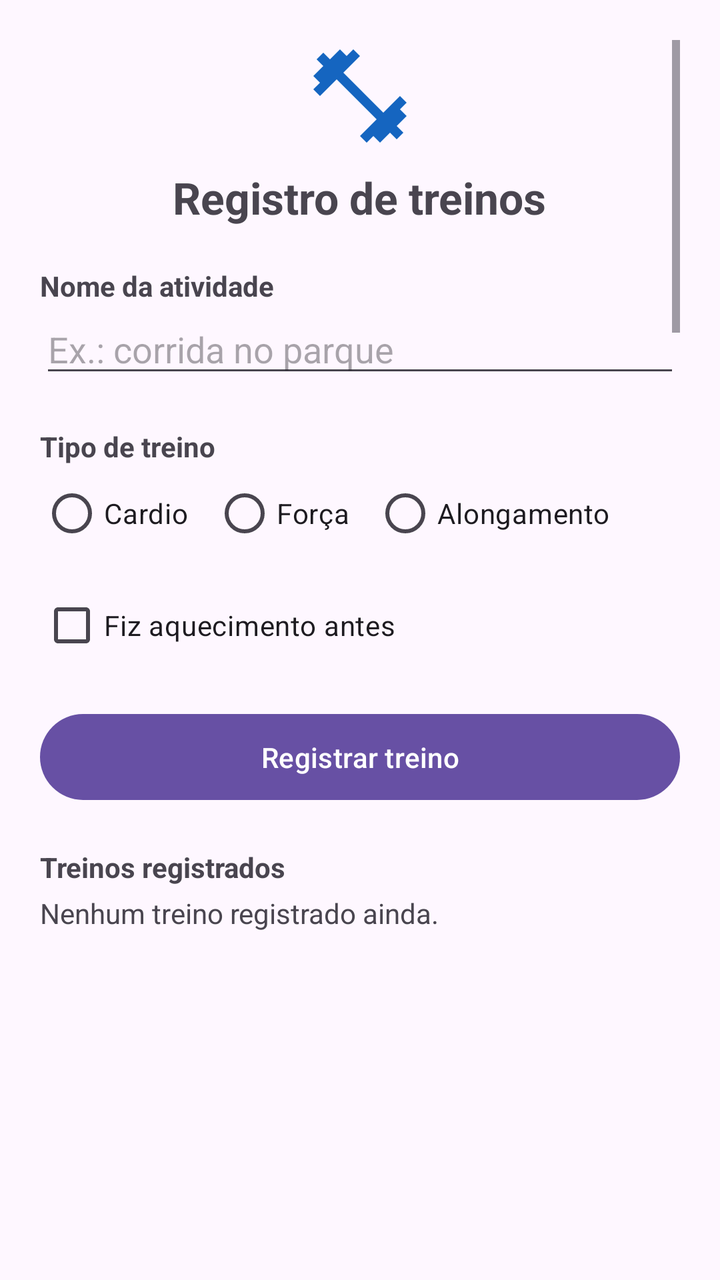
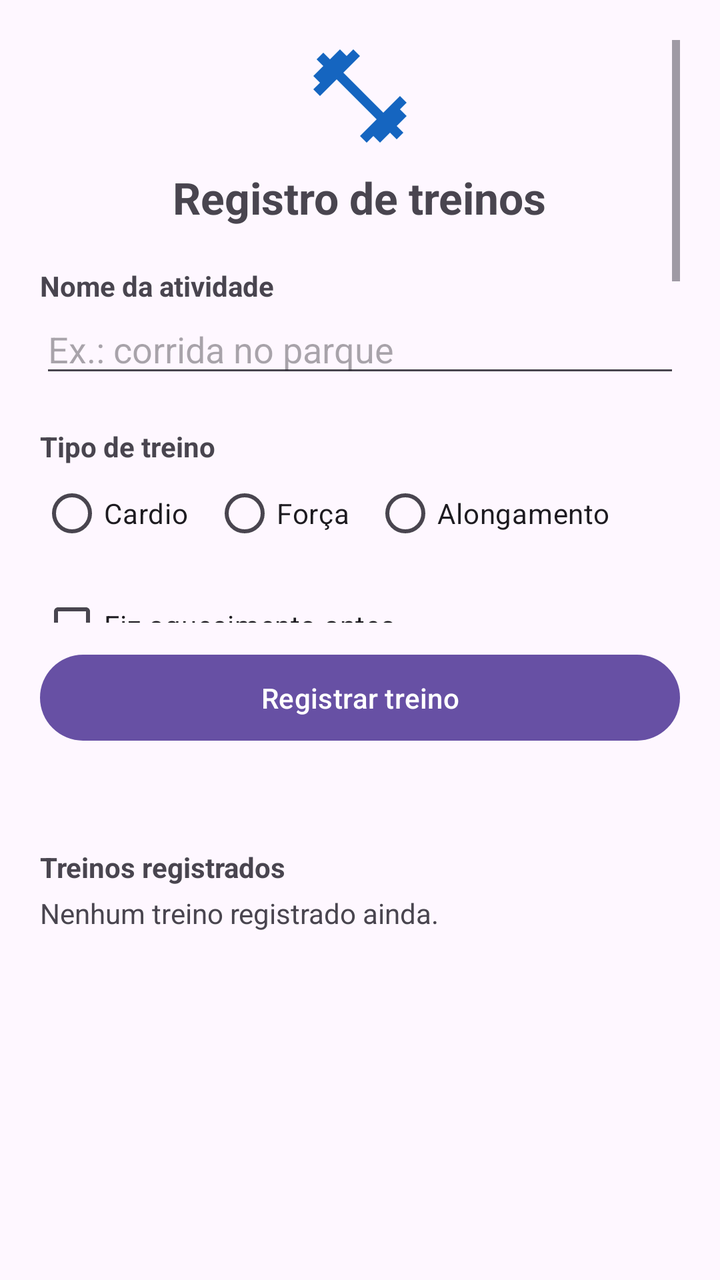

The first picture is an Android layout as it rendered before a commit; the second is the same layout after the commit. The layout source and the unified diff follow.
<!-- AndroidManifest.xml: application theme Theme.TreinoApp -->
<!-- res/layout/activity_main.xml -->
<?xml version="1.0" encoding="utf-8"?>
<LinearLayout xmlns:android="http://schemas.android.com/apk/res/android"
    android:id="@+id/raiz"
    android:layout_width="match_parent"
    android:layout_height="match_parent"
    android:orientation="vertical"
    android:padding="20dp">

    <ScrollView
        android:layout_width="match_parent"
        android:layout_height="0dp"
        android:layout_weight="1">

        <LinearLayout
            android:layout_width="match_parent"
            android:layout_height="wrap_content"
            android:orientation="vertical">

            
            <ImageView
                android:id="@+id/imagemTreino"
                android:layout_width="56dp"
                android:layout_height="56dp"
                android:layout_gravity="center_horizontal"
                android:contentDescription="@string/titulo"
                android:src="@drawable/ic_treino" />

            <TextView
                android:layout_width="wrap_content"
                android:layout_height="wrap_content"
                android:layout_gravity="center_horizontal"
                android:layout_marginTop="8dp"
                android:text="@string/titulo"
                android:textSize="22sp"
                android:textStyle="bold" />

            <TextView
                style="@style/TituloSecao"
                android:labelFor="@+id/campoAtividade"
                android:text="@string/rotulo_atividade" />

            <EditText
                android:id="@+id/campoAtividade"
                android:layout_width="match_parent"
                android:layout_height="wrap_content"
                android:hint="@string/dica_atividade"
                android:inputType="text|textCapSentences"
                android:maxLines="1" />

            
            <TextView
                style="@style/TituloSecao"
                android:text="@string/rotulo_tipo" />

            <RadioGroup
                android:id="@+id/grupoTipo"
                android:layout_width="match_parent"
                android:layout_height="wrap_content"
                android:orientation="horizontal">

                <RadioButton
                    android:id="@+id/tipoCardio"
                    android:layout_width="wrap_content"
                    android:layout_height="wrap_content"
                    android:text="@string/tipo_cardio" />

                <RadioButton
                    android:id="@+id/tipoForca"
                    android:layout_width="wrap_content"
                    android:layout_height="wrap_content"
                    android:layout_marginStart="12dp"
                    android:text="@string/tipo_forca" />

                <RadioButton
                    android:id="@+id/tipoAlongamento"
                    android:layout_width="wrap_content"
                    android:layout_height="wrap_content"
                    android:layout_marginStart="12dp"
                    android:text="@string/tipo_alongamento" />
            </RadioGroup>

            
            <CheckBox
                android:id="@+id/caixaAquecimento"
                android:layout_width="match_parent"
                android:layout_height="wrap_content"
                android:layout_marginTop="8dp"
                android:text="@string/fez_aquecimento" />

            <TextView
                style="@style/TituloSecao"
                android:text="@string/rotulo_cronometro" />

            
            <Chronometer
                android:id="@+id/cronometro"
                android:layout_width="wrap_content"
                android:layout_height="wrap_content"
                android:layout_gravity="center_horizontal"
                android:textSize="34sp"
                android:textStyle="bold" />

            <LinearLayout
                android:layout_width="match_parent"
                android:layout_height="wrap_content"
                android:layout_marginTop="4dp"
                android:orientation="horizontal">

                <Button
                    android:id="@+id/botaoIniciar"
                    android:layout_width="0dp"
                    android:layout_height="wrap_content"
                    android:layout_weight="1"
                    android:text="@string/iniciar" />

                <Button
                    android:id="@+id/botaoParar"
                    android:layout_width="0dp"
                    android:layout_height="wrap_content"
                    android:layout_marginStart="8dp"
                    android:layout_weight="1"
                    android:text="@string/parar" />

                <Button
                    android:id="@+id/botaoZerar"
                    android:layout_width="0dp"
                    android:layout_height="wrap_content"
                    android:layout_marginStart="8dp"
                    android:layout_weight="1"
                    android:text="@string/zerar" />
            </LinearLayout>

            <TextView
                style="@style/TituloSecao"
                android:text="@string/rotulo_data" />

            
            <DatePicker
                android:id="@+id/seletorData"
                android:layout_width="wrap_content"
                android:layout_height="wrap_content"
                android:layout_gravity="center_horizontal"
                android:calendarViewShown="false"
                android:datePickerMode="spinner" />

        </LinearLayout>
    </ScrollView>

    
    <Button
        android:id="@+id/botaoRegistrar"
        android:layout_width="match_parent"
        android:layout_height="wrap_content"
        android:layout_marginTop="12dp"
        android:paddingVertical="12dp"
        android:text="@string/registrar" />

    <TextView
        style="@style/TituloSecao"
        android:text="@string/rotulo_lista" />

    
    <TextView
        android:id="@+id/textoVazio"
        android:layout_width="match_parent"
        android:layout_height="wrap_content"
        android:layout_marginTop="4dp"
        android:text="@string/lista_vazia" />

    <ListView
        android:id="@+id/listaTreinos"
        android:layout_width="match_parent"
        android:layout_height="150dp"
        android:layout_marginTop="4dp" />

</LinearLayout>
<!-- resources referenced by this layout -->
<resources>
  <!-- drawable ic_treino (drawable) -->
  <?xml version="1.0" encoding="utf-8"?>
  <vector xmlns:android="http://schemas.android.com/apk/res/android"
      android:width="72dp"
      android:height="72dp"
      android:viewportWidth="24"
      android:viewportHeight="24">
      <path
          android:fillColor="#1565C0"
          android:pathData="M20.57,14.86L22,13.43 20.57,12 17,15.57 8.43,7 12,3.43 10.57,2 9.14,3.43 7.71,2 5.57,4.14 4.14,2.71 2.71,4.14 4.14,5.57 2,7.71 3.43,9.14 2,10.57 3.43,12 7,8.43 15.57,17 12,20.57 13.43,22 14.86,20.57 16.29,22 18.43,19.86 19.86,21.29 21.29,19.86 19.86,18.43 22,16.29z" />
  </vector>
  <string name="dica_atividade">Ex.: corrida no parque</string>
  <string name="fez_aquecimento">Fiz aquecimento antes</string>
  <string name="iniciar">Iniciar</string>
  <string name="lista_vazia">Nenhum treino registrado ainda.</string>
  <string name="parar">Parar</string>
  <string name="registrar">Registrar treino</string>
  <string name="rotulo_atividade">Nome da atividade</string>
  <string name="rotulo_cronometro">Cronômetro</string>
  <string name="rotulo_data">Data do treino</string>
  <string name="rotulo_lista">Treinos registrados</string>
  <string name="rotulo_tipo">Tipo de treino</string>
  <string name="tipo_alongamento">Alongamento</string>
  <string name="tipo_cardio">Cardio</string>
  <string name="tipo_forca">Força</string>
  <string name="titulo">Registro de treinos</string>
  <string name="zerar">Zerar</string>
  <style name="TituloSecao">
          <item name="android:layout_width">match_parent</item>
          <item name="android:layout_height">wrap_content</item>
          <item name="android:layout_marginTop">20dp</item>
          <item name="android:textStyle">bold</item>
      </style>
  <style name="Theme.TreinoApp" parent="Theme.Material3.Light.NoActionBar" />
</resources>

<!-- the commit's change to res/layout/activity_main.xml (unified diff, before → after) -->
@@ -155,6 +155,15 @@
         android:paddingVertical="12dp"
         android:text="@string/registrar" />
 
+    
+    <TextView
+        android:id="@+id/textoDiagnostico"
+        android:layout_width="match_parent"
+        android:layout_height="wrap_content"
+        android:layout_marginTop="12dp"
+        android:textSize="13sp"
+        android:typeface="monospace" />
+
     <TextView
         style="@style/TituloSecao"
         android:text="@string/rotulo_lista" />
